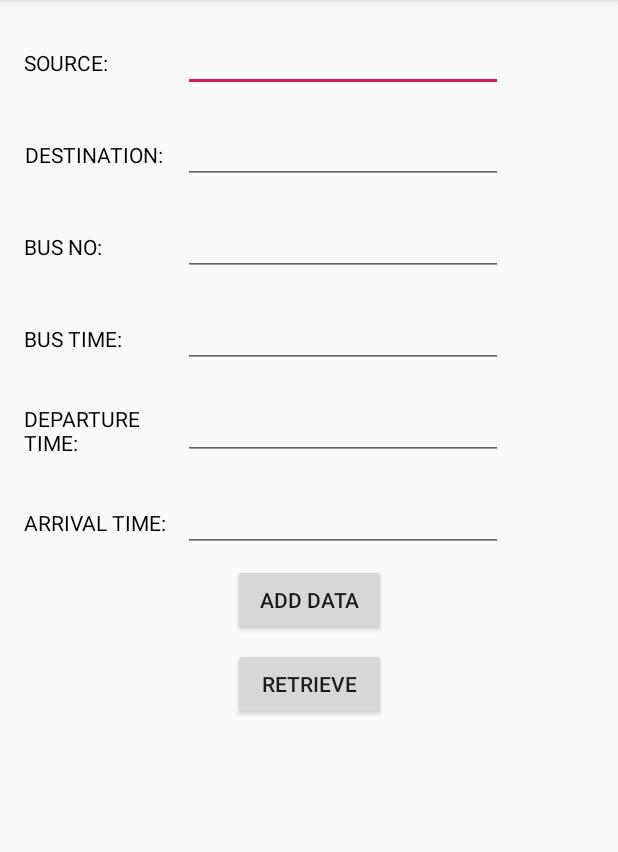
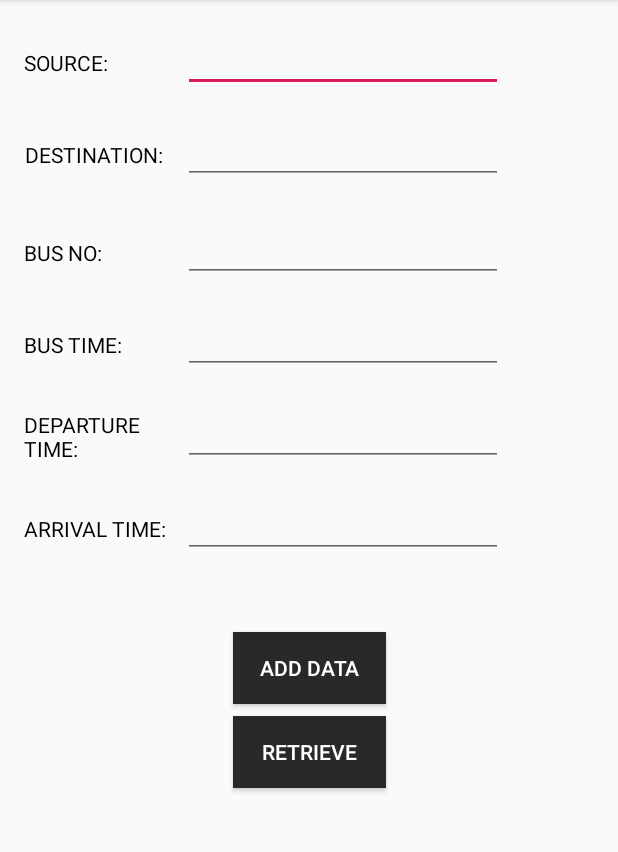
Before and after one commit to hrishi-mane/BlindAid, an Android app: the screen it shows after launch (MainActivity), on a phone screen of 412 x 824 dp, the part 84-936 px from its top. Run offline under Robolectric (Android 15) with nearby library versions, the phone set to English and light mode, and no system bars; our stand-ins replace Firebase (no records; nobody signed in at launch, a user with empty details on screens opened directly).

Commit message:
Initial Commit

```diff
--- a/app/src/main/res/layout/activity_main.xml
+++ b/app/src/main/res/layout/activity_main.xml
@@ -126,7 +126,7 @@
         android:ems="10"
         android:inputType="textPersonName"
         app:layout_constraintEnd_toEndOf="@+id/sourcetext"
-        app:layout_constraintHorizontal_bias="0.029"
+        app:layout_constraintHorizontal_bias="0.0"
         app:layout_constraintStart_toStartOf="@+id/sourcetext"
         app:layout_constraintTop_toBottomOf="@+id/sourcetext" />
 
@@ -134,7 +134,7 @@
         android:id="@+id/busnonumber"
         android:layout_width="wrap_content"
         android:layout_height="wrap_content"
-        android:layout_marginTop="16dp"
+        android:layout_marginTop="20dp"
         android:layout_marginEnd="8dp"
         android:layout_marginRight="8dp"
         android:ems="10"
@@ -197,13 +197,15 @@
         android:layout_height="wrap_content"
         android:layout_marginTop="8dp"
         android:layout_marginBottom="8dp"
+        android:background="#292929"
         android:text="@string/add_data"
+        android:textColor="#FFFFFF"
         app:layout_constraintBottom_toBottomOf="parent"
         app:layout_constraintEnd_toEndOf="@+id/retrieve"
         app:layout_constraintHorizontal_bias="0.0"
         app:layout_constraintStart_toStartOf="@+id/retrieve"
         app:layout_constraintTop_toBottomOf="@+id/arrivaltimetime"
-        app:layout_constraintVertical_bias="0.0" />
+        app:layout_constraintVertical_bias="0.124" />
 
     <Button
         android:id="@+id/retrieve"
@@ -211,9 +213,12 @@
         android:layout_height="wrap_content"
         android:layout_marginTop="8dp"
         android:layout_marginBottom="8dp"
+        android:background="#292929"
         android:text="@string/retrieve"
+        android:textColor="#FFFFFF"
         app:layout_constraintBottom_toBottomOf="parent"
         app:layout_constraintEnd_toEndOf="parent"
+        app:layout_constraintHorizontal_bias="0.501"
         app:layout_constraintStart_toStartOf="parent"
         app:layout_constraintTop_toBottomOf="@+id/addData"
         app:layout_constraintVertical_bias="0.0" />
--- a/build.gradle
+++ b/build.gradle
@@ -7,7 +7,7 @@ buildscript {
 
     }
     dependencies {
-        classpath 'com.android.tools.build:gradle:3.5.3'
+        classpath 'com.android.tools.build:gradle:3.6.1'
         classpath 'com.google.gms:google-services:4.2.0'
 
         // NOTE: Do not place your application dependencies here; they belong
```
Also changed, not shown: app/src/main/java/com/example/blindaidbuscorporation/MainActivity.java (+55 -44 lines), gradle/wrapper/gradle-wrapper.properties.
